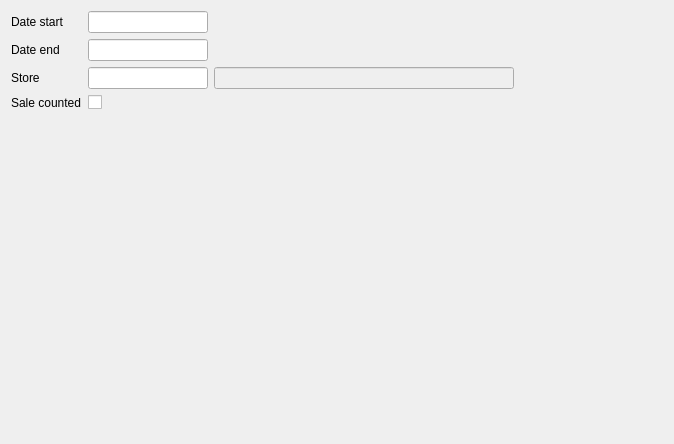
Above: Reports/cr5consumptionbysalesfilter.ui from End1-1/Cafe5 before the change. Below: the same form after it.
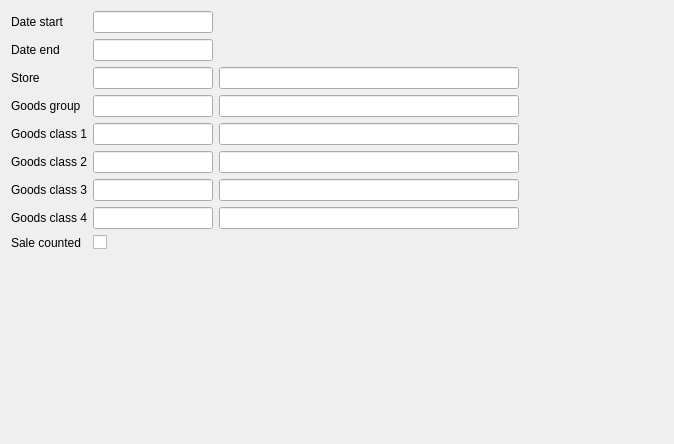
That is the form after the change. Custom widgets are drawn as their Qt base class.

What changed in the file:
```diff
--- a/Reports/cr5consumptionbysalesfilter.ui
+++ b/Reports/cr5consumptionbysalesfilter.ui
@@ -14,10 +14,10 @@
    <string>Form</string>
   </property>
   <layout class="QGridLayout" name="gridLayout">
-   <item row="0" column="0">
-    <widget class="QLabel" name="label">
+   <item row="4" column="0">
+    <widget class="QLabel" name="label_6">
      <property name="text">
-      <string>Date start</string>
+      <string>Goods class 1</string>
      </property>
     </widget>
    </item>
@@ -59,10 +59,42 @@
      </property>
     </widget>
    </item>
-   <item row="2" column="1">
-    <widget class="C5LineEditWithSelector" name="leStore">
+   <item row="3" column="2">
+    <widget class="C5LineEdit" name="leGroupName">
+     <property name="enabled">
+      <bool>true</bool>
+     </property>
      <property name="minimumSize">
       <size>
+       <width>300</width>
+       <height>0</height>
+      </size>
+     </property>
+     <property name="maximumSize">
+      <size>
+       <width>300</width>
+       <height>16777215</height>
+      </size>
+     </property>
+     <property name="focusPolicy">
+      <enum>Qt::NoFocus</enum>
+     </property>
+     <property name="readOnly">
+      <bool>true</bool>
+     </property>
+    </widget>
+   </item>
+   <item row="3" column="0">
+    <widget class="QLabel" name="label_5">
+     <property name="text">
+      <string>Goods group</string>
+     </property>
+    </widget>
+   </item>
+   <item row="7" column="1">
+    <widget class="C5LineEditWithSelector" name="leClass4">
+     <property name="minimumSize">
+      <size>
        <width>120</width>
        <height>0</height>
       </size>
@@ -74,27 +106,78 @@
       </size>
      </property>
      <property name="FilterName" stdset="0">
-      <string>store</string>
+      <string>class4</string>
+     </property>
+    </widget>
+   </item>
+   <item row="8" column="0">
+    <widget class="QLabel" name="label_4">
+     <property name="text">
+      <string>Sale counted</string>
+     </property>
+    </widget>
+   </item>
+   <item row="3" column="1">
+    <widget class="C5LineEditWithSelector" name="leGroup">
+     <property name="minimumSize">
+      <size>
+       <width>120</width>
+       <height>0</height>
+      </size>
+     </property>
+     <property name="maximumSize">
+      <size>
+       <width>120</width>
+       <height>16777215</height>
+      </size>
+     </property>
+     <property name="FilterName" stdset="0">
+      <string>group</string>
      </property>
     </widget>
    </item>
    <item row="4" column="1">
-    <spacer name="verticalSpacer">
-     <property name="orientation">
-      <enum>Qt::Vertical</enum>
+    <widget class="C5LineEditWithSelector" name="leClass1">
+     <property name="minimumSize">
+      <size>
+       <width>120</width>
+       <height>0</height>
+      </size>
      </property>
-     <property name="sizeHint" stdset="0">
+     <property name="maximumSize">
       <size>
-       <width>20</width>
-       <height>342</height>
+       <width>120</width>
+       <height>16777215</height>
       </size>
      </property>
-    </spacer>
+     <property name="FilterName" stdset="0">
+      <string>class1</string>
+     </property>
+    </widget>
    </item>
-   <item row="2" column="2">
-    <widget class="C5LineEdit" name="leStoreName">
+   <item row="6" column="1">
+    <widget class="C5LineEditWithSelector" name="leClass3">
+     <property name="minimumSize">
+      <size>
+       <width>120</width>
+       <height>0</height>
+      </size>
+     </property>
+     <property name="maximumSize">
+      <size>
+       <width>120</width>
+       <height>16777215</height>
+      </size>
+     </property>
+     <property name="FilterName" stdset="0">
+      <string>class3</string>
+     </property>
+    </widget>
+   </item>
+   <item row="4" column="2">
+    <widget class="C5LineEdit" name="leClassName1">
      <property name="enabled">
-      <bool>false</bool>
+      <bool>true</bool>
      </property>
      <property name="minimumSize">
       <size>
@@ -111,6 +194,9 @@
      <property name="focusPolicy">
       <enum>Qt::NoFocus</enum>
      </property>
+     <property name="readOnly">
+      <bool>true</bool>
+     </property>
     </widget>
    </item>
    <item row="2" column="3">
@@ -126,6 +212,25 @@
      </property>
     </spacer>
    </item>
+   <item row="2" column="1">
+    <widget class="C5LineEditWithSelector" name="leStore">
+     <property name="minimumSize">
+      <size>
+       <width>120</width>
+       <height>0</height>
+      </size>
+     </property>
+     <property name="maximumSize">
+      <size>
+       <width>120</width>
+       <height>16777215</height>
+      </size>
+     </property>
+     <property name="FilterName" stdset="0">
+      <string>store</string>
+     </property>
+    </widget>
+   </item>
    <item row="2" column="0">
     <widget class="QLabel" name="label_3">
      <property name="text">
@@ -133,14 +238,7 @@
      </property>
     </widget>
    </item>
-   <item row="1" column="0">
-    <widget class="QLabel" name="label_2">
-     <property name="text">
-      <string>Date end</string>
-     </property>
-    </widget>
-   </item>
-   <item row="3" column="1">
+   <item row="8" column="1">
     <widget class="QCheckBox" name="chSalesCounted">
      <property name="text">
       <string/>
@@ -150,31 +248,191 @@
      </property>
     </widget>
    </item>
-   <item row="3" column="0">
-    <widget class="QLabel" name="label_4">
+   <item row="7" column="0">
+    <widget class="QLabel" name="label_9">
      <property name="text">
-      <string>Sale counted</string>
+      <string>Goods class 4</string>
+     </property>
+    </widget>
+   </item>
+   <item row="9" column="1">
+    <spacer name="verticalSpacer">
+     <property name="orientation">
+      <enum>Qt::Vertical</enum>
+     </property>
+     <property name="sizeHint" stdset="0">
+      <size>
+       <width>20</width>
+       <height>342</height>
+      </size>
+     </property>
+    </spacer>
+   </item>
+   <item row="5" column="0">
+    <widget class="QLabel" name="label_7">
+     <property name="text">
+      <string>Goods class 2</string>
+     </property>
+    </widget>
+   </item>
+   <item row="2" column="2">
+    <widget class="C5LineEdit" name="leStoreName">
+     <property name="enabled">
+      <bool>true</bool>
+     </property>
+     <property name="minimumSize">
+      <size>
+       <width>300</width>
+       <height>0</height>
+      </size>
+     </property>
+     <property name="maximumSize">
+      <size>
+       <width>300</width>
+       <height>16777215</height>
+      </size>
+     </property>
+     <property name="focusPolicy">
+      <enum>Qt::NoFocus</enum>
+     </property>
+     <property name="readOnly">
+      <bool>true</bool>
+     </property>
+    </widget>
+   </item>
+   <item row="1" column="0">
+    <widget class="QLabel" name="label_2">
+     <property name="text">
+      <string>Date end</string>
+     </property>
+    </widget>
+   </item>
+   <item row="5" column="1">
+    <widget class="C5LineEditWithSelector" name="leClass2">
+     <property name="minimumSize">
+      <size>
+       <width>120</width>
+       <height>0</height>
+      </size>
+     </property>
+     <property name="maximumSize">
+      <size>
+       <width>120</width>
+       <height>16777215</height>
+      </size>
+     </property>
+     <property name="FilterName" stdset="0">
+      <string>class2</string>
+     </property>
+    </widget>
+   </item>
+   <item row="6" column="0">
+    <widget class="QLabel" name="label_8">
+     <property name="text">
+      <string>Goods class 3</string>
+     </property>
+    </widget>
+   </item>
+   <item row="0" column="0">
+    <widget class="QLabel" name="label">
+     <property name="text">
+      <string>Date start</string>
+     </property>
+    </widget>
+   </item>
+   <item row="5" column="2">
+    <widget class="C5LineEdit" name="leClassName2">
+     <property name="enabled">
+      <bool>true</bool>
+     </property>
+     <property name="minimumSize">
+      <size>
+       <width>300</width>
+       <height>0</height>
+      </size>
+     </property>
+     <property name="maximumSize">
+      <size>
+       <width>300</width>
+       <height>16777215</height>
+      </size>
+     </property>
+     <property name="focusPolicy">
+      <enum>Qt::NoFocus</enum>
+     </property>
+     <property name="readOnly">
+      <bool>true</bool>
+     </property>
+    </widget>
+   </item>
+   <item row="6" column="2">
+    <widget class="C5LineEdit" name="leClassName3">
+     <property name="enabled">
+      <bool>true</bool>
+     </property>
+     <property name="minimumSize">
+      <size>
+       <width>300</width>
+       <height>0</height>
+      </size>
+     </property>
+     <property name="maximumSize">
+      <size>
+       <width>300</width>
+       <height>16777215</height>
+      </size>
+     </property>
+     <property name="focusPolicy">
+      <enum>Qt::NoFocus</enum>
+     </property>
+     <property name="readOnly">
+      <bool>true</bool>
+     </property>
+    </widget>
+   </item>
+   <item row="7" column="2">
+    <widget class="C5LineEdit" name="leClassName4">
+     <property name="enabled">
+      <bool>true</bool>
+     </property>
+     <property name="minimumSize">
+      <size>
+       <width>300</width>
+       <height>0</height>
+      </size>
+     </property>
+     <property name="maximumSize">
+      <size>
+       <width>300</width>
+       <height>16777215</height>
+      </size>
+     </property>
+     <property name="focusPolicy">
+      <enum>Qt::NoFocus</enum>
+     </property>
+     <property name="readOnly">
+      <bool>true</bool>
      </property>
     </widget>
    </item>
   </layout>
  </widget>
  <customwidgets>
-  <customwidget>
-   <class>C5DateEdit</class>
-   <extends>QLineEdit</extends>
-   <header location="global">c5dateedit.h</header>
-  </customwidget>
-  <customwidget>
-   <class>C5LineEdit</class>
-   <extends>QLineEdit</extends>
-   <header location="global">c5lineedit.h</header>
-  </customwidget>
   <customwidget>
    <class>C5LineEditWithSelector</class>
    <extends>QLineEdit</extends>
    <header location="global">c5lineeditwithselector.h</header>
   </customwidget>
+  <customwidget>
+   <class>C5LineEdit</class>
+   <extends>QLineEdit</extends>
+   <header location="global">c5lineedit.h</header>
+  </customwidget>
+  <customwidget>
+   <class>C5DateEdit</class>
+   <extends>QLineEdit</extends>
+   <header location="global">c5dateedit.h</header>
+  </customwidget>
  </customwidgets>
  <tabstops>
   <tabstop>deStart</tabstop>
```
Left out of the diff: 5 changed lines with no effect on the pictures.
